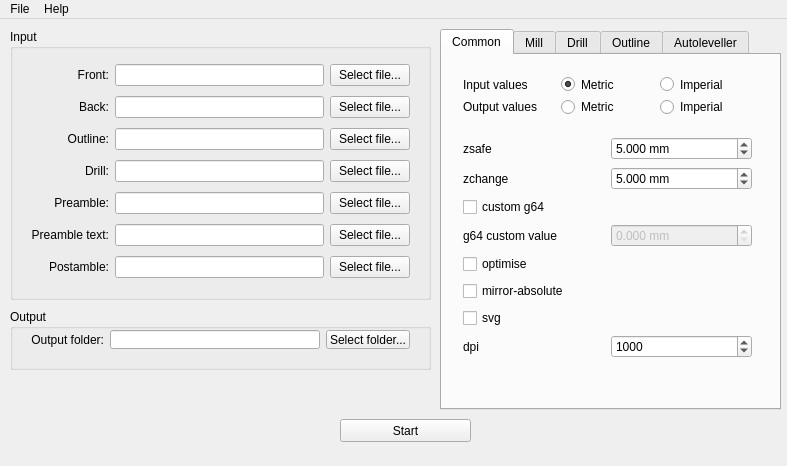
First picture: the form in mainwindow.ui, repository pcb2gcode/pcb2gcodeGUI, before the edit.
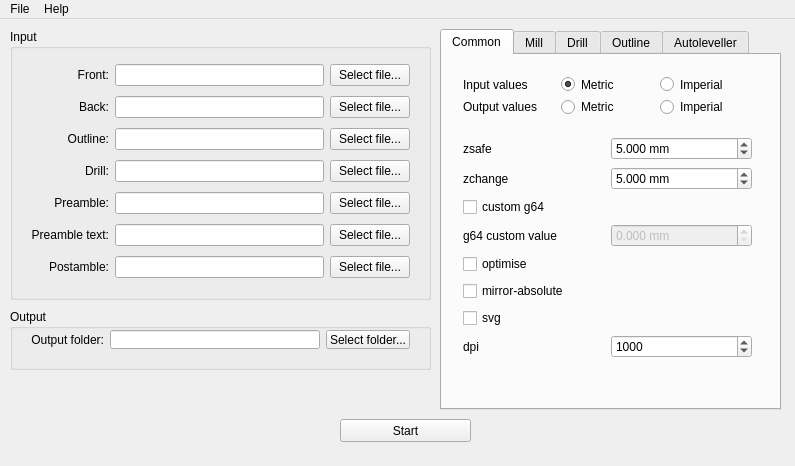
Second picture: the form after the edit.

Diff of the .ui file:
```diff
--- a/mainwindow.ui
+++ b/mainwindow.ui
@@ -6,7 +6,7 @@
    <rect>
     <x>0</x>
     <y>0</y>
-    <width>787</width>
+    <width>795</width>
     <height>466</height>
    </rect>
   </property>
@@ -1456,7 +1456,7 @@
     <rect>
      <x>0</x>
      <y>0</y>
-     <width>787</width>
+     <width>795</width>
      <height>24</height>
     </rect>
    </property>
```
